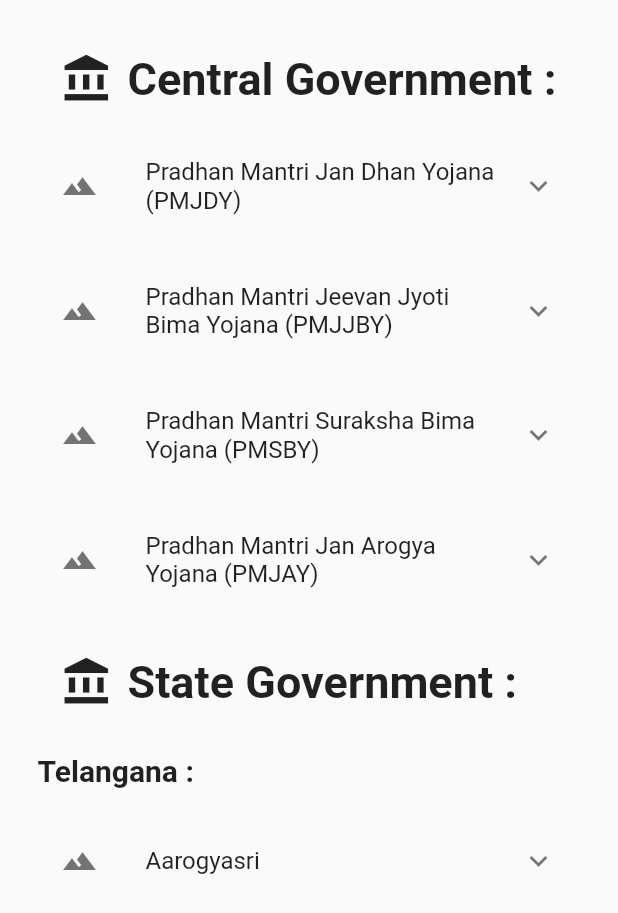
After one commit to kaamilmirza/Medical-Centres-and-schemes, a Flutter app: the Schemes screen opened directly, on a phone screen of 412 x 824 dp. The commit adds this screen. Shown: the top 913 px of the screen. Run offline on Flutter 3.47's test engine with Material 2 defaults, Android fonts, the phone set to English and light mode, and no system bars; our stand-ins replace firebase_core, firebase_database, geocoding, geolocator, google_fonts, google_maps_flutter and 1 more; accounts and stored records are empty.

Commit message:
added links in medicalschemes and did some changes to the ui

```diff
--- a/medical_app_vnr/lib/home.dart
+++ b/medical_app_vnr/lib/home.dart
@@ -6,6 +6,7 @@ import 'package:google_maps_flutter/google_maps_flutter.dart';
 import 'package:medicine_app/models/firebase_model.dart';
 import 'package:medicine_app/services/application_change.dart';
 import 'package:provider/provider.dart';
+import 'medicalSchemes.dart';
 
 class Home extends StatefulWidget {
   @override
@@ -84,6 +85,14 @@ class _HomeState extends State<Home> {
                                 );
                               },
                               child: Text("Test")),
+                          ElevatedButton(
+                              onPressed: () {
+                                Navigator.push(
+                                  context,
+                                  MaterialPageRoute(builder: (context) => Schemes()),
+                                );
+                              },
+                              child: Text("Schemes")),
                         ],
                       ),
                     )
--- /dev/null
+++ b/medical_app_vnr/lib/medicalSchemes.dart
@@ -0,0 +1,218 @@
+import 'package:flutter/material.dart';
+import 'package:url_launcher/url_launcher.dart';
+
+class Schemes extends StatelessWidget {
+  @override
+  Widget build(BuildContext context) {
+    return Scaffold(
+      body: SafeArea(
+          child : Padding(
+            padding: const EdgeInsets.only(left: 25.0, right: 25.0),
+            child: Column(
+              crossAxisAlignment: CrossAxisAlignment.start,
+              children: [
+                SizedBox(
+                  height: 35.0,
+                ),
+                Row(
+                  children: [
+                    SizedBox(
+                      width: 15.0,
+                    ),
+                    Icon(
+                      Icons.account_balance,
+                      size: 35.0,
+                    ),
+                    Container(
+                      padding: EdgeInsets.only(left: 10.0),
+                      child:
+                      Text(
+                        'Central Government :',
+                        style: TextStyle(
+                          fontSize: 30,
+                          fontWeight: FontWeight.bold,
+                        ),
+                      ),
+                    ),
+                  ],
+                ),
+                SizedBox(
+                  height: 25.0,
+                ),
+                Expanded(
+                  child: ListView(
+                    children: <Widget>[
+
+                      ExpansionTile(
+                        leading: Icon(Icons.landscape),
+                        title: Text("Pradhan Mantri Jan Dhan Yojana (PMJDY)"),
+
+                        children: <Widget>[
+
+                          ListTile(title: Text('Accident Insurance Cover of Rs.1 lakh is available with RuPay card issued to the PMJDY account holders.')
+                          ),
+                          ListTile(title: Text ('Click Here'),
+
+                            onTap: () async {
+                              const url = 'https://pmjdy.gov.in/';
+
+                              if (await canLaunch(url)) {
+                                await launch(url, forceWebView: true);
+                              } else {
+                                throw 'Could not launch $url';
+                              }
+                            },)
+                        ],
+
+                      ),
+                      SizedBox(
+                        height: 25.0,
+                      ),
+                      ExpansionTile(
+                        title: Text('Pradhan Mantri Jeevan Jyoti Bima Yojana (PMJJBY)'),
+                        leading: Icon(Icons.landscape),
+                        children: <Widget>[
+                          ListTile(title: Text('Risk coverage under this scheme is for Rs. 2 lakh in case of death of the insured, due to any reason.',
+                            style: TextStyle(
+                              fontSize: 15.0,
+                            ),
+                          ),
+                          ),
+                          ListTile(title: Text ('Click Here'),
+
+                            onTap: () async {
+                              const url = 'https://www.jansuraksha.gov.in/Forms-PMJJBY.aspx';
+
+                              if (await canLaunch(url)) {
+                                await launch(url, forceWebView: true);
+                              } else {
+                                throw 'Could not launch $url';
+                              }
+                            },)
+                        ],
+                      ),
+                      SizedBox(
+                        height: 25.0,
+                      ),
+                      ExpansionTile(
+                        title: Text('Pradhan Mantri Suraksha Bima Yojana (PMSBY)'),
+                        leading: Icon(Icons.landscape),
+                        children: <Widget>[
+                          ListTile(title: Text('Risk coverage under the scheme is Rs. 2 lakh for accidental death and full disability and Rs. 1 lakh for partial disability.',
+                            style: TextStyle(
+                              fontSize: 15.0,
+                            ),
+                          ),
+                          ),
+                          ListTile(title: Text ('Click Here'),
+
+                            onTap: () async {
+                              const url = 'https://nationalinsurance.nic.co.in/en/about-us/pradhan-mantri-suraksha-bima-yojana';
+
+                              if (await canLaunch(url)) {
+                                await launch(url, forceWebView: true);
+                              } else {
+                                throw 'Could not launch $url';
+                              }
+                            },)
+                        ],
+                      ),
+                      SizedBox(
+                        height: 25.0,
+                      ),
+                      ExpansionTile(
+                        title: Text('Pradhan Mantri Jan Arogya Yojana (PMJAY)'),
+                        leading: Icon(Icons.landscape),
+                        children: <Widget>[
+                          ListTile(title:
+                          Text('The scheme includes three days of pre-hospitalisation and 15 days of posthospitalisation expenses. Moreover, around 1,400 procedures with all related costs like OT expenses are taken care of.',
+                            style: TextStyle(
+                                fontSize: 15.0
+                            ),
+                          ),
+                          ),
+                          ListTile(title: Text ('Click Here'),
+
+                            onTap: () async {
+                              const url = 'https://pmjay.gov.in/form/job-seeker-profile';
+
+                              if (await canLaunch(url)) {
+                                await launch(url, forceWebView: true);
+                              } else {
+                                throw 'Could not launch $url';
+                              }
+                            },)
+                        ],
+                      ),
+                      SizedBox(
+                        height: 35.0,
+                      ),
+                      Row(
+                        children: [
+                          SizedBox(
+                            width: 15.0,
+                          ),
+                          Icon(
+                            Icons.account_balance,
+                            size: 35.0,
+                          ),
+                          Container(
+                            padding: EdgeInsets.only(left: 10.0),
+                            child:
+                            Text(
+                              'State Government :',
+                              style: TextStyle(
+                                fontSize: 30,
+                                fontWeight: FontWeight.bold,
+                              ),
+                            ),
+                          ),
+                        ],
+                      ),
+                      SizedBox(
+                        height: 30.0,
+                      ),
+                      Text('Telangana :',
+                        style: TextStyle(
+                          fontSize: 20,
+                          fontWeight: FontWeight.bold,
+                        ),
+                      ),
+                      SizedBox(
+                        height: 20.0,
+                      ),
+                      ExpansionTile(
+                        leading: Icon(Icons.landscape),
+                        title: Text("Aarogyasri"),
+
+                        children: <Widget>[
+                          ListTile(title: Text('The scheme provides financial protection to families living below poverty line upto Rs. 2 lakhs in a year for the treatment of serious ailments requiring hospitalization and surgery.')
+                          ),
+                          ListTile(title: Text ('Click Here'),
+
+                            onTap: () async {
+                              const url = 'https://services.india.gov.in/service/detail/telangana-aarogyasri-health-care-trust-information-on-aarogyasri-scheme-1';
+
+                              if (await canLaunch(url)) {
+                                await launch(url, forceWebView: true);
+                              } else {
+                                throw 'Could not launch $url';
+                              }
+                            },)
+                        ],
+
+                      ),
+                      SizedBox(
+                        height: 25.0,
+                      ),
+
+                    ],
+                  ),
+                ),
+              ],
+            ),
+          )
+      ),
+    );
+  }
+}
--- a/medical_app_vnr/pubspec.yaml
+++ b/medical_app_vnr/pubspec.yaml
@@ -30,6 +30,7 @@ dependencies:
   google_maps_flutter: ^2.0.11
   google_fonts: ^2.1.0
   shared_preferences: ^2.0.8
+  url_launcher: ^6.0.3
   flutter:
     sdk: flutter
 
```
Also changed, not shown: medical_app_vnr/pubspec.lock.
